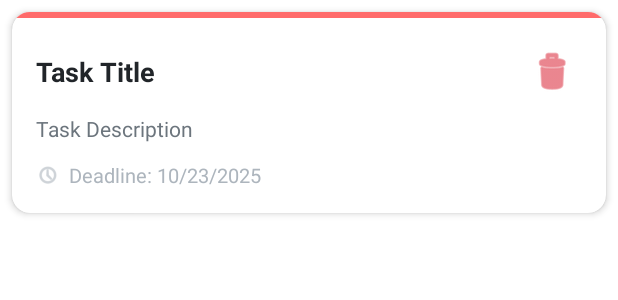
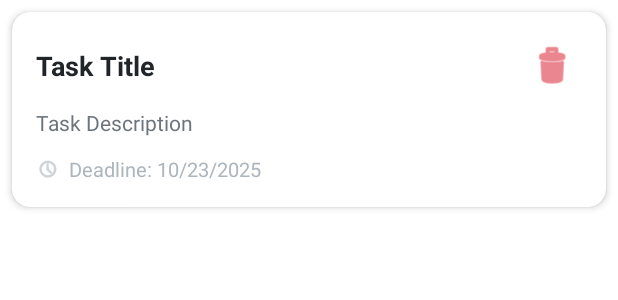
Before and after one commit to shekinamw/To-Do-Mobile-App, an Android app built with Jetpack Compose: the layout task_item.xml on its own in the app's theme, with its tools: preview values and no code run, on a phone screen of 412 x 824 dp. Shown: the top 300 px of the screen. Run offline under Robolectric (Android 15) with nearby library versions, the phone set to English and light mode, and no system bars.

Commit message:
fix ui red line on task cards

```diff
--- a/app/src/main/res/layout/activity_main.xml
+++ b/app/src/main/res/layout/activity_main.xml
@@ -61,6 +61,7 @@
         app:layout_constraintStart_toStartOf="parent"
         app:layout_constraintTop_toBottomOf="@+id/header">
 
+
         <SearchView
             android:id="@+id/search_bar"
             android:layout_width="match_parent"
--- a/app/src/main/res/layout/task_item.xml
+++ b/app/src/main/res/layout/task_item.xml
@@ -15,11 +15,7 @@
         android:orientation="vertical">
 
         <!-- Color indicator bar at top -->
-        <View
-            android:id="@+id/color_indicator"
-            android:layout_width="match_parent"
-            android:layout_height="4dp"
-            android:background="#FF6B6B" />
+
 
         <LinearLayout
             android:layout_width="match_parent"
--- a/app/src/main/res/values/colors.xml
+++ b/app/src/main/res/values/colors.xml
@@ -7,7 +7,7 @@
     <color name="teal_700">#FF018786</color>
     <color name="black">#FF000000</color>
     <color name="white">#FFFFFFFF</color>
-    <color name="theme_primary">#36013f</color>
+    <color name="theme_primary">#FF000000</color>
 
     <!-- Colors for notes labels -->
     <color name="red_label">#FF6B6B</color>
```
